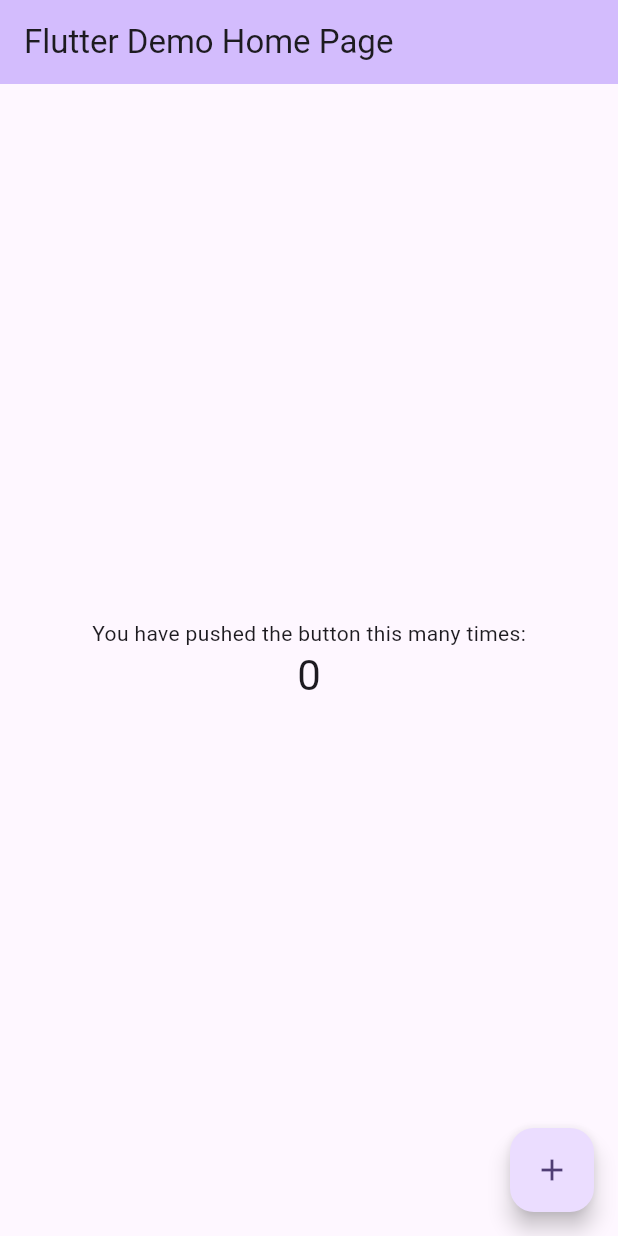
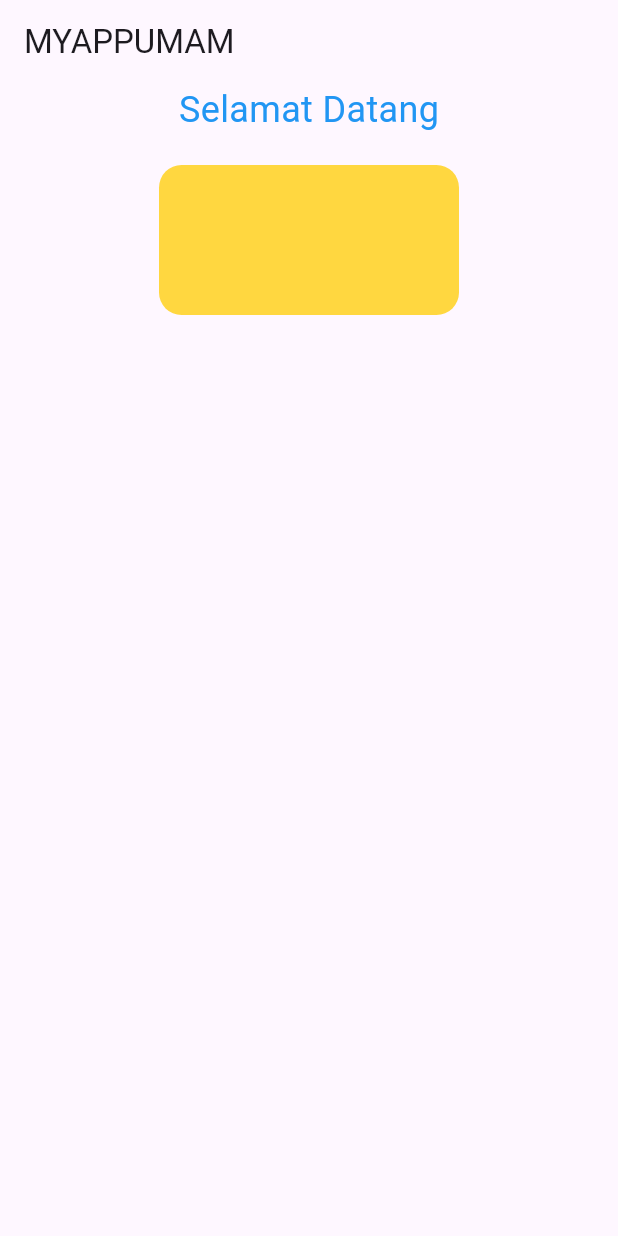
Before and after one commit to umam171003/latihan_hello, a Flutter app: the screen it shows after launch, on a phone screen of 412 x 824 dp. Run offline on Flutter 3.47's test engine with Material 3 defaults, Android fonts, the light colour scheme and no system bars.

Commit message:
penambahan container dan menambahkan teks

```diff
--- a/lib/main.dart
+++ b/lib/main.dart
@@ -1,122 +1,66 @@
 import 'package:flutter/material.dart';
 
 void main() {
-  runApp(const MyApp());
+  // runApp(MaterialApp(
+  //   title:'Latihan flutter',
+  //   debugShowMaterialGrid: false,
+
+  //   debugShowCheckedModeBanner: false,
+  //   home:Scaffold(body: Center(child: Text('Hello word',style: TextStyle(color: Colors.blue),)),)
+  // ));
+  runApp(const MyWidget());
 }
 
-class MyApp extends StatelessWidget {
-  const MyApp({super.key});
+class MyWidget extends StatelessWidget {
+  const MyWidget({super.key});
 
-  // This widget is the root of your application.
   @override
   Widget build(BuildContext context) {
-    return MaterialApp(
-      title: 'Flutter Demo',
-      theme: ThemeData(
-        // This is the theme of your application.
-        //
-        // TRY THIS: Try running your application with "flutter run". You'll see
-        // the application has a purple toolbar. Then, without quitting the app,
-        // try changing the seedColor in the colorScheme below to Colors.green
-        // and then invoke "hot reload" (save your changes or press the "hot
-        // reload" button in a Flutter-supported IDE, or press "r" if you used
-        // the command line to start the app).
-        //
-        // Notice that the counter didn't reset back to zero; the application
-        // state is not lost during the reload. To reset the state, use hot
-        // restart instead.
-        //
-        // This works for code too, not just values: Most code changes can be
-        // tested with just a hot reload.
-        colorScheme: .fromSeed(seedColor: Colors.deepPurple),
-      ),
-      home: const MyHomePage(title: 'Flutter Demo Home Page'),
+    return const MaterialApp(
+      title: 'MYAPPUMAM',
+      debugShowMaterialGrid: false,
+      debugShowCheckedModeBanner: false,
+      home: myhome(),
     );
   }
 }
 
-class MyHomePage extends StatefulWidget {
-  const MyHomePage({super.key, required this.title});
-
-  // This widget is the home page of your application. It is stateful, meaning
-  // that it has a State object (defined below) that contains fields that affect
-  // how it looks.
-
-  // This class is the configuration for the state. It holds the values (in this
-  // case the title) provided by the parent (in this case the App widget) and
-  // used by the build method of the State. Fields in a Widget subclass are
-  // always marked "final".
-
-  final String title;
-
-  @override
-  State<MyHomePage> createState() => _MyHomePageState();
-}
-
-class _MyHomePageState extends State<MyHomePage> {
-  int _counter = 0;
-
-  void _incrementCounter() {
-    setState(() {
-      // This call to setState tells the Flutter framework that something has
-      // changed in this State, which causes it to rerun the build method below
-      // so that the display can reflect the updated values. If we changed
-      // _counter without calling setState(), then the build method would not be
-      // called again, and so nothing would appear to happen.
-      _counter++;
-    });
-  }
+class myhome extends StatelessWidget {
+  const myhome({super.key});
 
   @override
   Widget build(BuildContext context) {
-    // This method is rerun every time setState is called, for instance as done
-    // by the _incrementCounter method above.
-    //
-    // The Flutter framework has been optimized to make rerunning build methods
-    // fast, so that you can just rebuild anything that needs updating rather
-    // than having to individually change instances of widgets.
     return Scaffold(
-      appBar: AppBar(
-        // TRY THIS: Try changing the color here to a specific color (to
-        // Colors.amber, perhaps?) and trigger a hot reload to see the AppBar
-        // change color while the other colors stay the same.
-        backgroundColor: Theme.of(context).colorScheme.inversePrimary,
-        // Here we take the value from the MyHomePage object that was created by
-        // the App.build method, and use it to set our appbar title.
-        title: Text(widget.title),
-      ),
-      body: Center(
-        // Center is a layout widget. It takes a single child and positions it
-        // in the middle of the parent.
+      appBar: AppBar(title: const Text('MYAPPUMAM')),
+      body: const Center(
         child: Column(
-          // Column is also a layout widget. It takes a list of children and
-          // arranges them vertically. By default, it sizes itself to fit its
-          // children horizontally, and tries to be as tall as its parent.
-          //
-          // Column has various properties to control how it sizes itself and
-          // how it positions its children. Here we use mainAxisAlignment to
-          // center the children vertically; the main axis here is the vertical
-          // axis because Columns are vertical (the cross axis would be
-          // horizontal).
-          //
-          // TRY THIS: Invoke "debug painting" (choose the "Toggle Debug Paint"
-          // action in the IDE, or press "p" in the console), to see the
-          // wireframe for each widget.
-          mainAxisAlignment: .center,
           children: [
-            const Text('You have pushed the button this many times:'),
             Text(
-              '$_counter',
-              style: Theme.of(context).textTheme.headlineMedium,
+              'Selamat Datang',
+              style: TextStyle(fontSize: 24, color: Colors.blue),
             ),
+            SizedBox(height: 20),
+            MyContainer(),
           ],
         ),
-      ),
-      floatingActionButton: FloatingActionButton(
-        onPressed: _incrementCounter,
-        tooltip: 'Increment',
-        child: const Icon(Icons.add),
       ),
     );
   }
 }
+
+class MyContainer extends StatelessWidget {
+  const MyContainer({super.key});
+
+  @override
+  Widget build(BuildContext context) {
+    return Container(
+      width: 200,
+      height: 100,
+      alignment: Alignment.center,
+      decoration: BoxDecoration(
+        color: Colors.amberAccent,
+        borderRadius: BorderRadius.circular(15),
+      ),
+    );
+  }
+}
```
